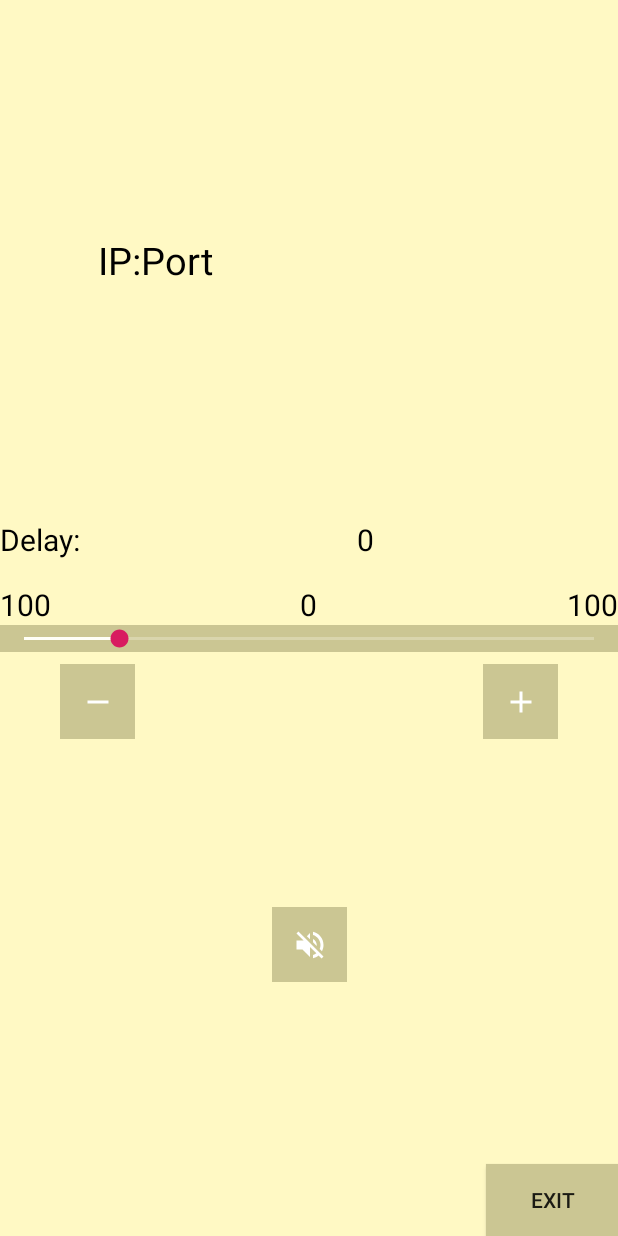
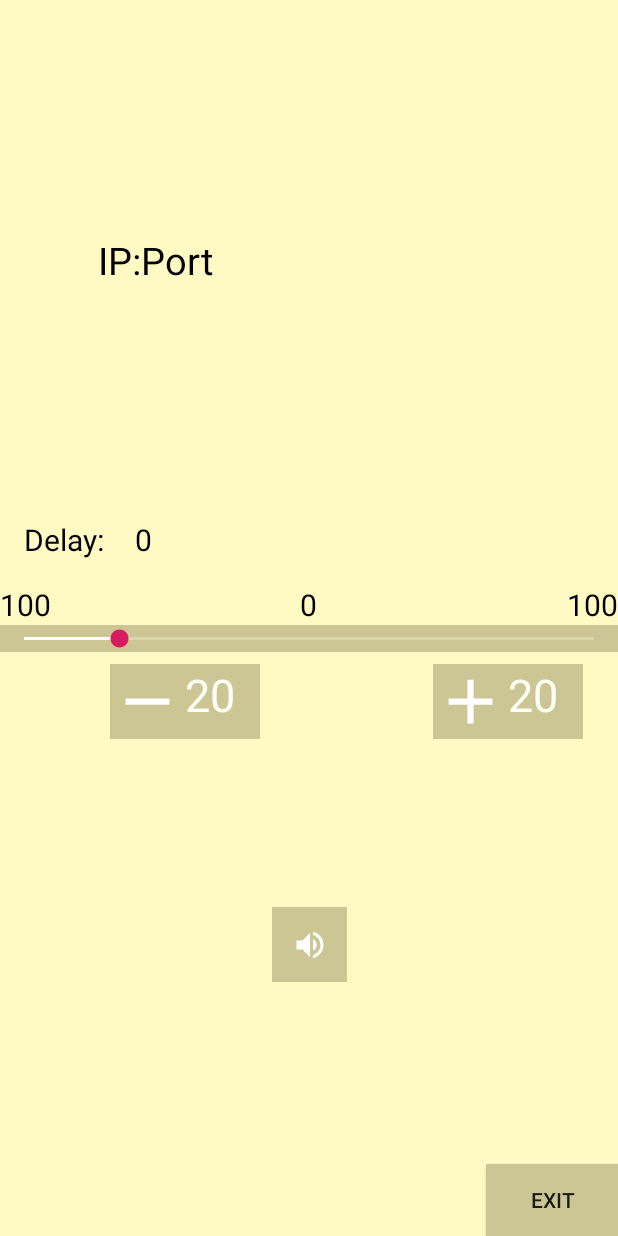
Before and after one commit to AChmykhov/BroadCast, an Android app: the layout activity_receiver.xml on its own in the app's theme, with its tools: preview values and no code run, on a phone screen of 412 x 824 dp. Run offline under Robolectric (Android 15) with nearby library versions, the phone set to English and light mode, and no system bars.

Commit message:
Fixed Design

```diff
--- a/app/src/main/java/com/example/broadcast/MainActivity.kt
+++ b/app/src/main/java/com/example/broadcast/MainActivity.kt
@@ -8,6 +8,7 @@ import android.content.pm.PackageManager
 import android.net.wifi.WifiManager
 import android.os.Bundle
 import android.view.View
+import android.widget.Button
 import android.widget.Toast
 import androidx.appcompat.app.AppCompatActivity
 import androidx.core.app.ActivityCompat
@@ -55,6 +56,7 @@ class MainActivity : AppCompatActivity() {
                 if (resultCode == Activity.RESULT_OK) {
                     var data = findViewById<TextInputEditText>(R.id.IPPortInput)
                     data.setText(intent?.data.toString())
+                    joinParty(findViewById<Button>(R.id.joinButton))
                 }
             }
         }
--- a/app/src/main/java/com/example/broadcast/ReceiverActivity.kt
+++ b/app/src/main/java/com/example/broadcast/ReceiverActivity.kt
@@ -198,11 +198,11 @@ class ReceiverActivity : AppCompatActivity() {
         if (muted) {
             mediaplayer.setVolume(1.0.toFloat(), 1.0.toFloat())
             muted = false
-            MUTE.setImageResource(R.drawable.mutebutton)
+            MUTE.setImageResource(R.drawable.unmutebutton)
         } else {
             mediaplayer.setVolume(0.0.toFloat(), 0.0.toFloat())
             muted = true
-            MUTE.setImageResource(R.drawable.unmutebutton)
+            MUTE.setImageResource(R.drawable.mutebutton)
         }
     }
 
--- a/app/src/main/res/layout/activity_file.xml
+++ b/app/src/main/res/layout/activity_file.xml
@@ -10,11 +10,6 @@
             android:orientation="vertical"
             android:layout_width="match_parent"
             android:layout_height="match_parent">
-        <Button
-                android:text="@string/exit"
-                android:layout_width="match_parent"
-                android:layout_height="wrap_content" android:id="@+id/ExitFile"
-                android:onClick="onExit"/>
         <ListView
                 android:layout_width="match_parent"
                 android:layout_height="wrap_content"
--- a/app/src/main/res/layout/activity_receiver.xml
+++ b/app/src/main/res/layout/activity_receiver.xml
@@ -17,7 +17,7 @@
             app:layout_constraintStart_toStartOf="parent"
             app:layout_constraintEnd_toEndOf="parent" android:layout_marginBottom="16dp"
             app:layout_constraintBottom_toTopOf="@+id/linearLayout2" app:layout_constraintHorizontal_bias="0.0"
-    >
+            android:layout_marginStart="16dp">
         <TextView
                 android:text="@string/delay"
                 android:layout_width="wrap_content"
@@ -27,7 +27,7 @@
                 android:text="@string/_0"
                 android:layout_width="wrap_content"
                 android:layout_height="wrap_content" android:id="@+id/DelayTextView" android:layout_weight="15"
-                android:textSize="20sp" android:textAlignment="center" android:textColor="@color/text"/>
+                android:textSize="20sp" android:textAlignment="textStart" android:textColor="@color/text"/>
     </LinearLayout>
     <LinearLayout
             android:orientation="vertical"
@@ -87,7 +87,7 @@
             android:background="@color/backgroundDark"/>
     <ImageButton
             android:layout_width="50dp"
-            android:layout_height="50dp" app:srcCompat="@drawable/mutebutton"
+            android:layout_height="50dp" app:srcCompat="@drawable/unmutebutton"
             android:id="@+id/MUTE"
             android:layout_marginTop="8dp" app:layout_constraintTop_toBottomOf="@+id/linearLayout2"
             app:layout_constraintBottom_toBottomOf="parent" android:layout_marginBottom="8dp"
@@ -101,18 +101,36 @@
             android:layout_height="50dp" app:srcCompat="@drawable/plusbutton"
             android:id="@+id/PlusButton" android:onClick="plusProgress"
             android:background="@color/backgroundDark" app:layout_constraintTop_toBottomOf="@+id/linearLayout2"
-            app:layout_constraintStart_toEndOf="@+id/MinusButton" android:layout_marginStart="100dp"
+            app:layout_constraintStart_toEndOf="@+id/MinusButton" android:layout_marginStart="50dp"
             app:layout_constraintEnd_toEndOf="parent"
             android:layout_marginEnd="8dp" android:layout_marginTop="8dp" tools:srcCompat="@drawable/plusbutton"
-            android:contentDescription="@string/type_image"/>
+            android:contentDescription="@string/type_image" android:scaleType="centerCrop"/>
     <ImageButton
             android:layout_width="50dp"
             android:layout_height="50dp" app:srcCompat="@drawable/minusbutton"
             android:id="@+id/MinusButton" android:layout_marginTop="8dp" android:onClick="minusProgress"
             app:layout_constraintTop_toBottomOf="@+id/linearLayout2" app:layout_constraintStart_toStartOf="parent"
             android:layout_marginStart="8dp"
-            app:layout_constraintEnd_toStartOf="@+id/PlusButton" android:layout_marginEnd="100dp"
+            app:layout_constraintEnd_toStartOf="@+id/PlusButton" android:layout_marginEnd="50dp"
             android:background="@color/backgroundDark" tools:srcCompat="@drawable/minusbutton"
-            android:contentDescription="@string/type_image"/>
+            android:contentDescription="@string/type_image" android:scaleType="centerCrop"/>
+    <TextView
+            android:text="20"
+            android:layout_width="50dp"
+            android:layout_height="50dp"
+            android:id="@+id/textView" android:textSize="30sp"
+            android:background="@color/backgroundDark" android:textColor="@color/backgroundLight"
+            android:textAlignment="inherit" app:layout_constraintStart_toEndOf="@+id/PlusButton"
+            android:layout_marginTop="8dp" app:layout_constraintTop_toBottomOf="@+id/linearLayout2"
+            android:onClick="plusProgress"/>
+    <TextView
+            android:text="20"
+            android:layout_width="50dp"
+            android:layout_height="50dp"
+            android:id="@+id/textView4" android:textSize="30sp"
+            android:background="@color/backgroundDark" android:textColor="@color/backgroundLight"
+            android:textAlignment="inherit" app:layout_constraintStart_toEndOf="@+id/MinusButton"
+            android:layout_marginTop="8dp" app:layout_constraintTop_toBottomOf="@+id/linearLayout2"
+            android:onClick="minusProgress"/>
 
 </androidx.constraintlayout.widget.ConstraintLayout>
```
Also changed, not shown: app/src/main/res/layout/activity_main.xml (+4 -3 lines), app/src/main/res/layout/activity_transmitter.xml (+8 -32 lines), 1 other file.
